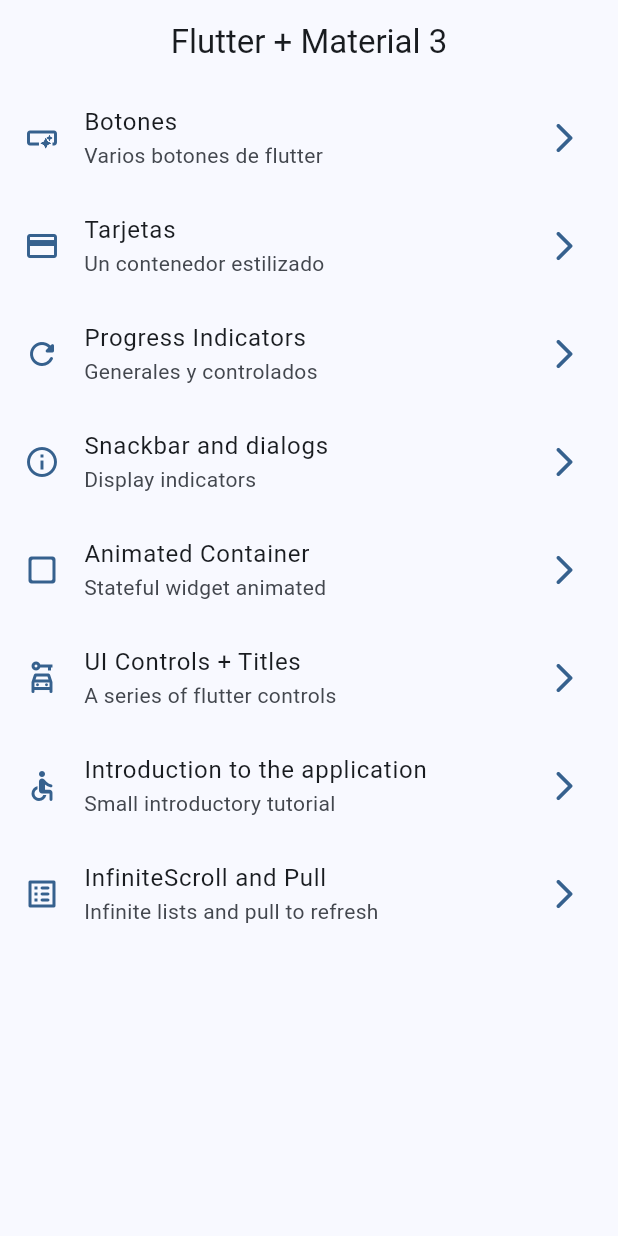
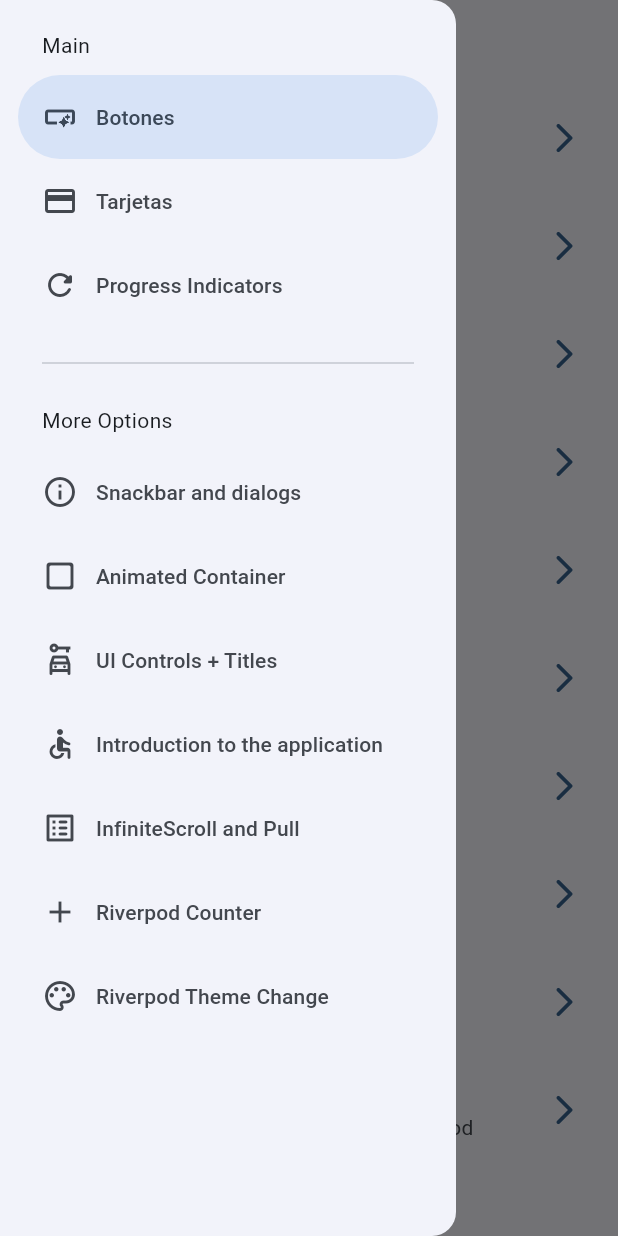
Before and after one commit to Fredy002/FlutterRiverpodWidgetsSuite, a Flutter app: the screen it shows after launch, with the side drawer open (before the commit the screen has no drawer), on a phone screen of 412 x 824 dp. Run offline on Flutter 3.47's test engine with Material 2 defaults, Android fonts, the phone set to English and light mode, and no system bars; our stand-ins replace animate_do, flutter_riverpod, go_router.

Commit message:
intro to riverpod providers

```diff
--- a/lib/config/menu/menuItems.dart
+++ b/lib/config/menu/menuItems.dart
@@ -54,5 +54,15 @@ const appMenuItems = <MenuItems>[
       title: 'InfiniteScroll and Pull',
       subtitle: 'Infinite lists and pull to refresh',
       link: '/infinite',
-      icon: Icons.list_alt_rounded)
+      icon: Icons.list_alt_rounded),
+  MenuItems(
+      title: 'Riverpod Counter',
+      subtitle: 'Introduction to Riverpod',
+      link: '/counter-river',
+      icon: Icons.add),
+  MenuItems(
+      title: 'Riverpod Theme Change',
+      subtitle: 'Change application theme with Riverpod',
+      link: '/theme-changer',
+      icon: Icons.color_lens_outlined),
 ];
--- a/lib/config/router/appRouter.dart
+++ b/lib/config/router/appRouter.dart
@@ -48,5 +48,15 @@ final appRouter = GoRouter(initialLocation: '/', routes: [
     name: InfiniteScrollScreen.name,
     path: '/infinite',
     builder: (context, state) => const InfiniteScrollScreen(),
-  )
+  ),
+  GoRoute(
+    name: CounterScreen.name,
+    path: '/counter-river',
+    builder: (context, state) => const CounterScreen(),
+  ),
+  GoRoute(
+    name: ThemeChangerScreen.name,
+    path: '/theme-changer',
+    builder: (context, state) => const ThemeChangerScreen(),
+  ),
 ]);
--- a/lib/config/theme/appTheme.dart
+++ b/lib/config/theme/appTheme.dart
@@ -17,15 +17,17 @@ const colorList = <Color>[
 
 class AppTheme {
   final int selectedColor;
+  final bool isDarkMode;
 
-  AppTheme({this.selectedColor = 0})
+  AppTheme({this.isDarkMode = false, this.selectedColor = 0})
       : assert(selectedColor >= 0, 'Selected color must be greater then 0'),
         assert(selectedColor < colorList.length,
             'Selected color must be less or equal than ${colorList.length - 1}');
 
   ThemeData getTheme() => ThemeData(
-      useMaterial3: true,
-      colorSchemeSeed: colorList[selectedColor],
-      //appBarTheme: const AppBarTheme(centerTitle: false)
+        useMaterial3: true,
+        brightness: isDarkMode ? Brightness.dark : Brightness.light,
+        colorSchemeSeed: colorList[selectedColor],
+        //appBarTheme: const AppBarTheme(centerTitle: false)
       );
 }
--- a/lib/main.dart
+++ b/lib/main.dart
@@ -1,21 +1,33 @@
 import 'package:flutter/material.dart';
+import 'package:flutter_riverpod/flutter_riverpod.dart';
 import 'package:widgets_app/config/router/appRouter.dart';
 import 'package:widgets_app/config/theme/appTheme.dart';
+import 'package:widgets_app/src/providers/themeProvider.dart';
 
 void main() {
-  runApp(const MainApp());
+  runApp(
+    const ProviderScope(
+      child: MainApp(),
+    ),
+  );
 }
 
-class MainApp extends StatelessWidget {
+class MainApp extends ConsumerWidget {
   const MainApp({super.key});
 
   @override
-  Widget build(BuildContext context) {
+  Widget build(BuildContext context, WidgetRef ref) {
+    final bool isDarkMode = ref.watch(themeProvider);
+    final int selectedColor = ref.watch(selectedColorProvider);
+
     return MaterialApp.router(
       title: 'Flutter Widgets',
       routerConfig: appRouter,
       debugShowCheckedModeBanner: false,
-      theme: AppTheme(selectedColor: 0).getTheme(),
+      theme: AppTheme(
+        selectedColor: selectedColor,
+        isDarkMode: isDarkMode,
+      ).getTheme(),
       /* home: const HomeScreen(),
       routes: {
         '/buttons':(context) => const ButtonsScreen(),
--- /dev/null
+++ b/lib/src/providers/counterProvider.dart
@@ -0,0 +1,4 @@
+// ignore_for_file: file_names
+import 'package:flutter_riverpod/flutter_riverpod.dart';
+
+final counterProvider = StateProvider<int>((ref) => 0);
--- /dev/null
+++ b/lib/src/providers/themeProvider.dart
@@ -0,0 +1,10 @@
+// ignore_for_file: file_names
+import 'package:flutter_riverpod/flutter_riverpod.dart';
+import 'package:widgets_app/config/theme/appTheme.dart';
+
+final themeProvider = StateProvider<bool>((ref) => false);
+
+//estado de colores inmutable
+final colorListProvider = Provider((ref) => colorList);
+
+final selectedColorProvider = StateProvider((ref) => 0);
--- a/lib/src/screens/home/homeScreen.dart
+++ b/lib/src/screens/home/homeScreen.dart
@@ -2,6 +2,7 @@
 import 'package:flutter/material.dart';
 import 'package:go_router/go_router.dart';
 import 'package:widgets_app/config/menu/menuItems.dart';
+import 'package:widgets_app/src/widgets/sideMenu.dart';
 class HomeScreen extends StatelessWidget {
 
   static const String name = 'home_screen';
@@ -10,12 +11,19 @@ class HomeScreen extends StatelessWidget {
 
   @override
   Widget build(BuildContext context) {
+
+    final scaffoldKey = GlobalKey<ScaffoldState>();
+
     return Scaffold(
+      key: scaffoldKey,
       appBar: AppBar(
         title: const Text('Flutter + Material 3'),
         centerTitle: true,
       ),
       body: const _HomeView(),
+      drawer:  SideMenu(
+        scaffoldKey: scaffoldKey,
+      ),
     );
   }
 }
--- a/lib/src/screens/screens.dart
+++ b/lib/src/screens/screens.dart
@@ -1,3 +1,5 @@
+export 'package:widgets_app/src/screens/themeChanger/themeChangerScreen.dart';
+export 'package:widgets_app/src/screens/counter/counterScreen.dart';
 export 'package:widgets_app/src/screens/animated/animatedScrenn.dart';
 export 'package:widgets_app/src/screens/appTutorial/appTutorialScreen.dart';
 export 'package:widgets_app/src/screens/buttons/buttonsScreen.dart';
--- /dev/null
+++ b/lib/src/widgets/sideMenu.dart
@@ -0,0 +1,63 @@
+// ignore_for_file: file_names
+import 'package:flutter/material.dart';
+import 'package:go_router/go_router.dart';
+import 'package:widgets_app/config/menu/menuItems.dart';
+
+class SideMenu extends StatefulWidget {
+
+  final GlobalKey<ScaffoldState> scaffoldKey;
+
+  const SideMenu({super.key, required this.scaffoldKey});
+
+  @override
+  State<SideMenu> createState() => _SideMenuState();
+}
+
+class _SideMenuState extends State<SideMenu> {
+  int navDrawerIndex = 0;
+
+  @override
+  Widget build(BuildContext context) {
+    final hasNotch = MediaQuery.of(context).viewPadding.top > 35;
+
+    return NavigationDrawer(
+        selectedIndex: navDrawerIndex,
+        onDestinationSelected: (value) {
+          setState(() {
+            navDrawerIndex = value;
+          });
+
+          final menuItem = appMenuItems[value];
+          context.push(menuItem.link);
+
+          widget.scaffoldKey.currentState?.closeDrawer();
+        },
+        children: [
+          Padding(
+            padding: EdgeInsets.fromLTRB(28, hasNotch ? 0 : 20, 16, 10),
+            child: const Text('Main'),
+          ),
+          ...appMenuItems
+              .sublist(0, 3)
+              .map((item) => NavigationDrawerDestination(
+                    icon: Icon(item.icon),
+                    label: Text(item.title),
+                  )),
+          const Padding(
+            padding: EdgeInsets.fromLTRB(28, 16 ,28, 10),
+            child: Divider(),
+          ),
+
+          const Padding(
+            padding: EdgeInsets.fromLTRB(28, 10, 16, 10),
+            child: Text('More Options'),
+          ),
+          ...appMenuItems
+              .sublist(3)
+              .map((item) => NavigationDrawerDestination(
+                    icon: Icon(item.icon),
+                    label: Text(item.title),
+                  )),
+        ]);
+  }
+}
--- a/pubspec.yaml
+++ b/pubspec.yaml
@@ -10,6 +10,7 @@ dependencies:
   animate_do: ^3.1.2
   flutter:
     sdk: flutter
+  flutter_riverpod: ^2.4.4
   go_router: ^11.1.4
 
 dev_dependencies:
```
Also changed, not shown: lib/src/screens/counter/counterScreen.dart (added, +40 -0 lines), lib/src/screens/themeChanger/themeChangerScreen.dart (added, +60 -0 lines), pubspec.lock.
